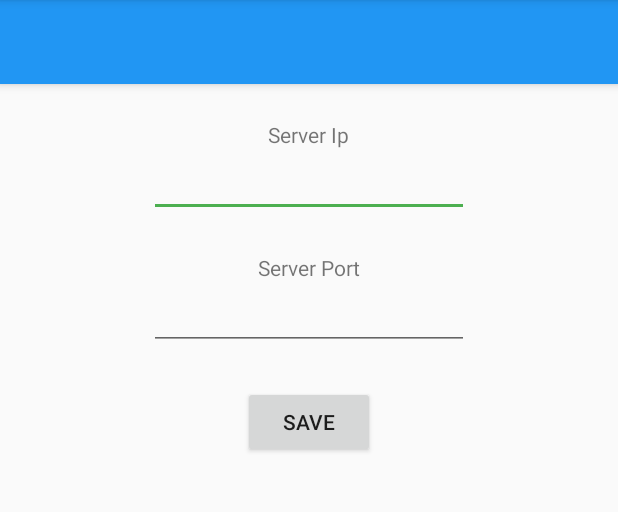
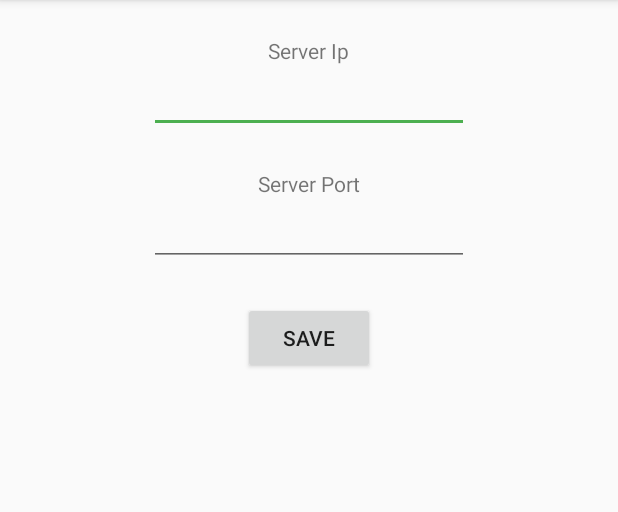
Before and after one commit to MobMonRob/Strand-Zaubertrick-mit-Waermebildkamera-Studien, an Android app: the SettingsActivity screen opened directly, with no data from a screen before it, on a phone screen of 412 x 824 dp, the part 84-596 px from its top. Run offline under Robolectric (Android 15) with nearby library versions, the phone set to English and light mode, and no system bars; 1 statement that could not run was skipped.

Commit message:
Remove toolbar

```diff
--- a/app/app/src/main/res/layout/activity_settings.xml
+++ b/app/app/src/main/res/layout/activity_settings.xml
@@ -6,20 +6,6 @@
 
     android:layout_width="match_parent"
     android:layout_height="match_parent">
-
-    <com.google.android.material.appbar.AppBarLayout
-        android:layout_width="match_parent"
-        android:layout_height="wrap_content"
-        android:theme="@style/AppTheme.AppBarOverlay">
-
-        <androidx.appcompat.widget.Toolbar
-            android:id="@+id/toolbar"
-            android:layout_width="match_parent"
-            android:layout_height="?attr/actionBarSize"
-            android:background="@color/colorPrimary"
-            app:popupTheme="@style/AppTheme.PopupOverlay" />
-
-    </com.google.android.material.appbar.AppBarLayout>
 
     <androidx.core.widget.NestedScrollView
         android:layout_width="match_parent"
```
